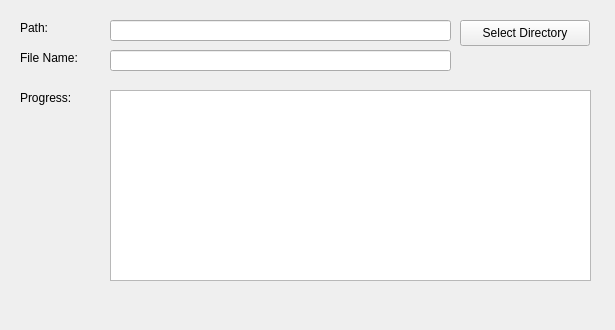
Qt form embydumpdialog.ui (SideFx/EmbyDesk) before a commit.
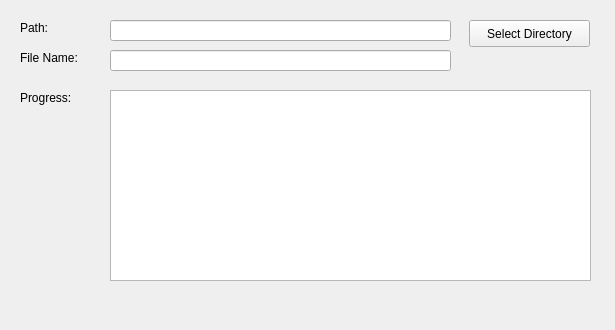
The same form after that commit.

What changed in the file:
```diff
--- a/embydumpdialog.ui
+++ b/embydumpdialog.ui
@@ -78,10 +78,10 @@
   <widget class="QPushButton" name="btn_select">
    <property name="geometry">
     <rect>
-     <x>460</x>
+     <x>469</x>
      <y>20</y>
-     <width>130</width>
-     <height>26</height>
+     <width>121</width>
+     <height>27</height>
     </rect>
    </property>
    <property name="text">
```
